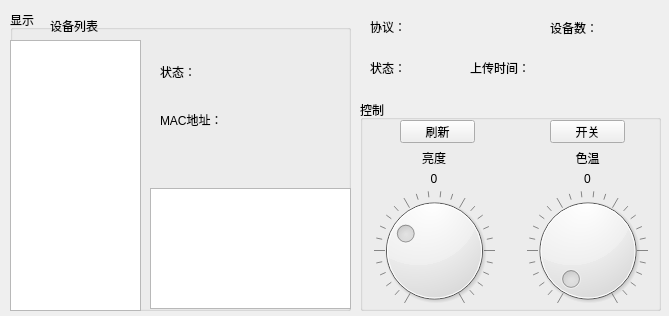
Qt form PCSoftware/mainwindow.ui (Sieunyue/Graduation-project) before a commit.
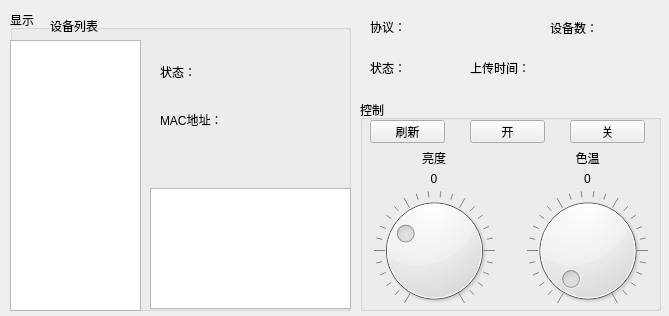
The same form after that commit.

What changed in the file:
```diff
--- a/PCSoftware/mainwindow.ui
+++ b/PCSoftware/mainwindow.ui
@@ -28,14 +28,14 @@
    <widget class="QPushButton" name="pushButton">
     <property name="geometry">
      <rect>
-      <x>190</x>
+      <x>210</x>
       <y>20</y>
       <width>75</width>
       <height>23</height>
      </rect>
     </property>
     <property name="text">
-     <string>开关</string>
+     <string>关</string>
     </property>
    </widget>
    <widget class="QWidget" name="layoutWidget">
@@ -133,7 +133,7 @@
    <widget class="QPushButton" name="updatabtn">
     <property name="geometry">
      <rect>
-      <x>40</x>
+      <x>10</x>
       <y>20</y>
       <width>75</width>
       <height>23</height>
@@ -143,6 +143,19 @@
      <string>刷新</string>
     </property>
    </widget>
+   <widget class="QPushButton" name="pushButton_2">
+    <property name="geometry">
+     <rect>
+      <x>110</x>
+      <y>20</y>
+      <width>75</width>
+      <height>23</height>
+     </rect>
+    </property>
+    <property name="text">
+     <string>开</string>
+    </property>
+   </widget>
   </widget>
   <widget class="QGroupBox" name="groupBox_2">
    <property name="geometry">
```
